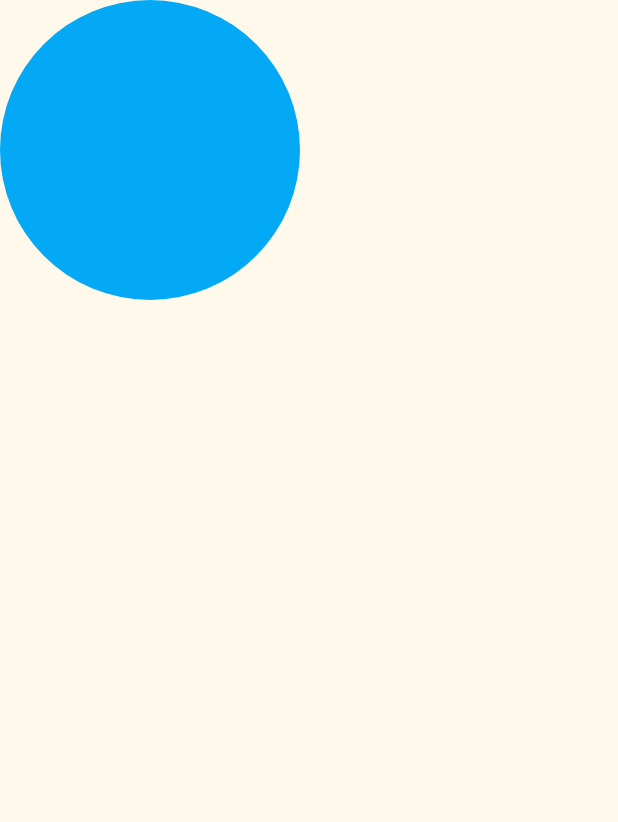
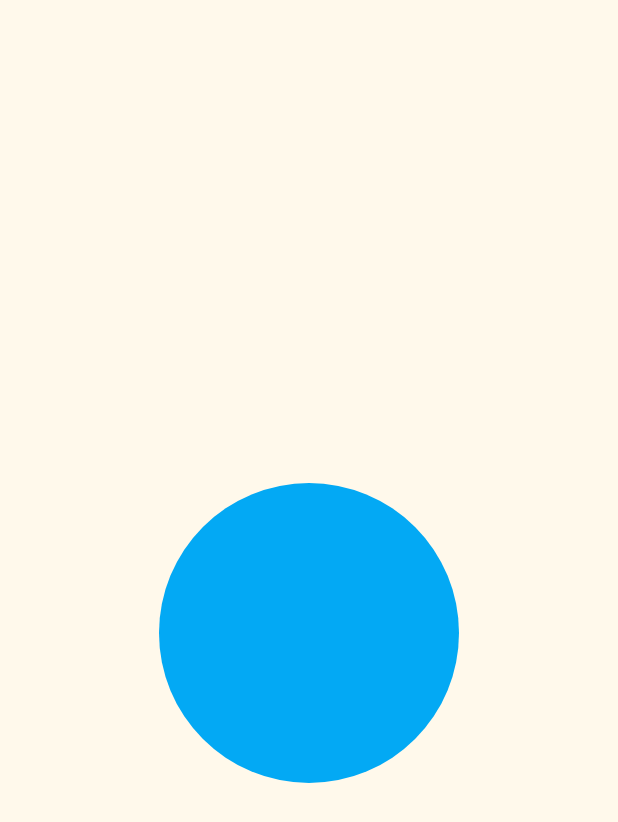
Before and after one commit to asis92/tugas_flutter_prauts, a Flutter app: the screen it shows after launch, on a phone screen of 412 x 824 dp. Shown: the top 822 px of the screen. Run offline on Flutter 3.47's test engine with Material 3 defaults, Android fonts, the phone set to English and light mode, and no system bars.

Commit message:
latihan UTS Step 7

```diff
--- a/lib/screen/splash_screen_1.dart
+++ b/lib/screen/splash_screen_1.dart
@@ -6,11 +6,14 @@ class MySplashScreen extends StatelessWidget {
   @override
   Widget build(BuildContext context) {
     return Scaffold(
-      body: Column(
+      body: Center(
+        child: Column(
           //Todo
           //posisi semua ditengah
+          mainAxisAlignment: MainAxisAlignment.center,
           children: [
             // buat gambar
+            SizedBox(height: 20),
             Container(
               height: 200,
               width: 200,
@@ -26,6 +29,7 @@ class MySplashScreen extends StatelessWidget {
           // ada baris bergambar bulet
           // button
         ),
+      ),
     );
   }
 }
```
Lines whose indentation alone changed are shown as unchanged.
